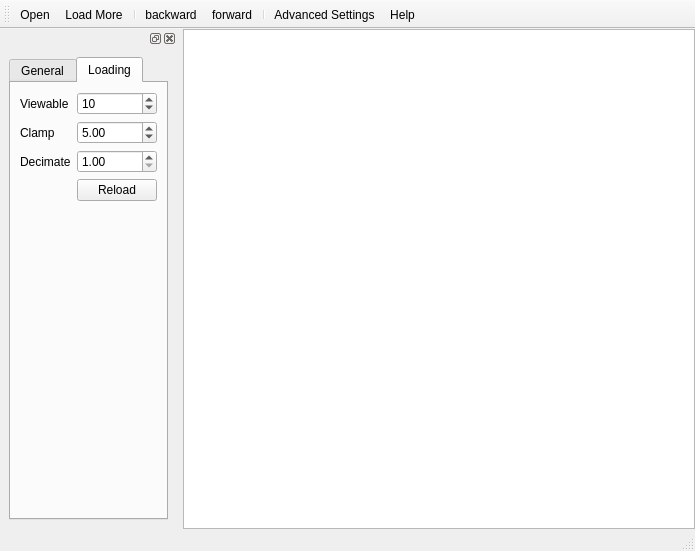
Above: arachnid/core/gui/pyui/MontageViewer.ui from ezralanglois/arachnid before the change. Below: the same form after it.
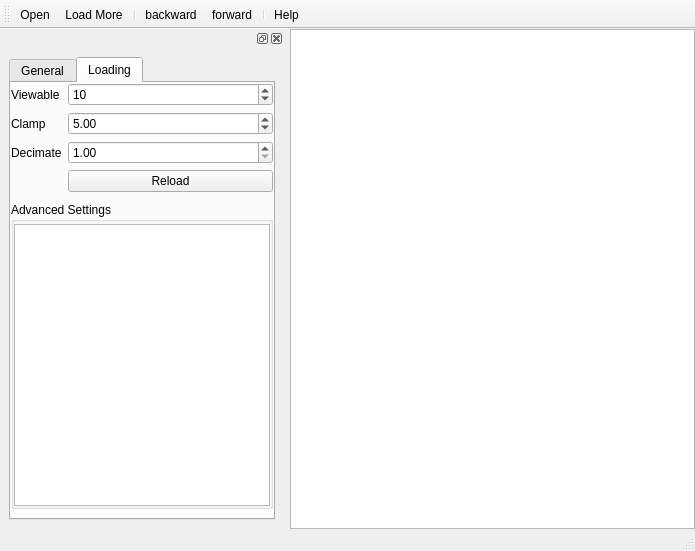
That is the form after the change. Icons and pictures are not drawn.

Commit message: Added advanced settings, updated help

What changed in the file:
```diff
--- a/arachnid/core/gui/pyui/MontageViewer.ui
+++ b/arachnid/core/gui/pyui/MontageViewer.ui
@@ -170,7 +170,31 @@
                 <attribute name="title">
                  <string>Loading</string>
                 </attribute>
-                <layout class="QFormLayout" name="formLayout_3">
+                <layout class="QVBoxLayout" name="verticalLayout_2">
+                 <property name="leftMargin">
+                  <number>0</number>
+                 </property>
+                 <property name="topMargin">
+                  <number>0</number>
+                 </property>
+                 <property name="rightMargin">
+                  <number>0</number>
+                 </property>
+                 <item>
+                  <widget class="QWidget" name="widget_2" native="true">
+                   <layout class="QFormLayout" name="formLayout_2">
+                    <property name="leftMargin">
+                     <number>0</number>
+                    </property>
+                    <property name="topMargin">
+                     <number>0</number>
+                    </property>
+                    <property name="rightMargin">
+                     <number>0</number>
+                    </property>
+                    <property name="bottomMargin">
+                     <number>4</number>
+                    </property>
                  <item row="0" column="0">
                   <widget class="QLabel" name="label_3">
                    <property name="toolTip">
@@ -200,6 +224,26 @@
                    </property>
                   </widget>
                  </item>
+                    <item row="1" column="0">
+                     <widget class="QLabel" name="label_5">
+                      <property name="text">
+                       <string>Clamp</string>
+                      </property>
+                     </widget>
+                    </item>
+                    <item row="1" column="1">
+                     <widget class="QDoubleSpinBox" name="clampDoubleSpinBox">
+                      <property name="minimum">
+                       <double>1.000000000000000</double>
+                      </property>
+                      <property name="singleStep">
+                       <double>1.000000000000000</double>
+                      </property>
+                      <property name="value">
+                       <double>5.000000000000000</double>
+                      </property>
+                     </widget>
+                    </item>
                  <item row="2" column="0">
                   <widget class="QLabel" name="label">
                    <property name="text">
@@ -228,24 +272,47 @@
                    </property>
                   </widget>
                  </item>
-                 <item row="1" column="0">
-                  <widget class="QLabel" name="label_5">
-                   <property name="text">
-                    <string>Clamp</string>
-                   </property>
+                   </layout>
                   </widget>
                  </item>
-                 <item row="1" column="1">
-                  <widget class="QDoubleSpinBox" name="clampDoubleSpinBox">
-                   <property name="minimum">
-                    <double>1.000000000000000</double>
+                 <item>
+                  <widget class="QGroupBox" name="groupBox">
+                   <property name="title">
+                    <string>Advanced Settings</string>
                    </property>
-                   <property name="singleStep">
-                    <double>1.000000000000000</double>
-                   </property>
-                   <property name="value">
-                    <double>5.000000000000000</double>
-                   </property>
+                   <layout class="QVBoxLayout" name="verticalLayout_3">
+                    <property name="leftMargin">
+                     <number>0</number>
+                    </property>
+                    <property name="topMargin">
+                     <number>2</number>
+                    </property>
+                    <property name="rightMargin">
+                     <number>0</number>
+                    </property>
+                    <property name="bottomMargin">
+                     <number>0</number>
+                    </property>
+                    <item>
+                     <widget class="QTreeView" name="advancedSettingsTreeView">
+                      <property name="editTriggers">
+                       <set>QAbstractItemView::CurrentChanged|QAbstractItemView::EditKeyPressed|QAbstractItemView::SelectedClicked</set>
+                      </property>
+                      <property name="alternatingRowColors">
+                       <bool>true</bool>
+                      </property>
+                      <property name="indentation">
+                       <number>15</number>
+                      </property>
+                      <property name="uniformRowHeights">
+                       <bool>true</bool>
+                      </property>
+                      <attribute name="headerCascadingSectionResizes">
+                       <bool>true</bool>
+                      </attribute>
+                     </widget>
+                    </item>
+                   </layout>
                   </widget>
                  </item>
                 </layout>
@@ -321,7 +388,6 @@
    <addaction name="actionBackward"/>
    <addaction name="actionForward"/>
    <addaction name="separator"/>
-   <addaction name="actionAdvanced_Settings"/>
    <addaction name="actionHelp"/>
   </widget>
   <action name="actionOpen">
```
Lines whose indentation alone changed are shown as unchanged. The commit also changes 3 other files.
